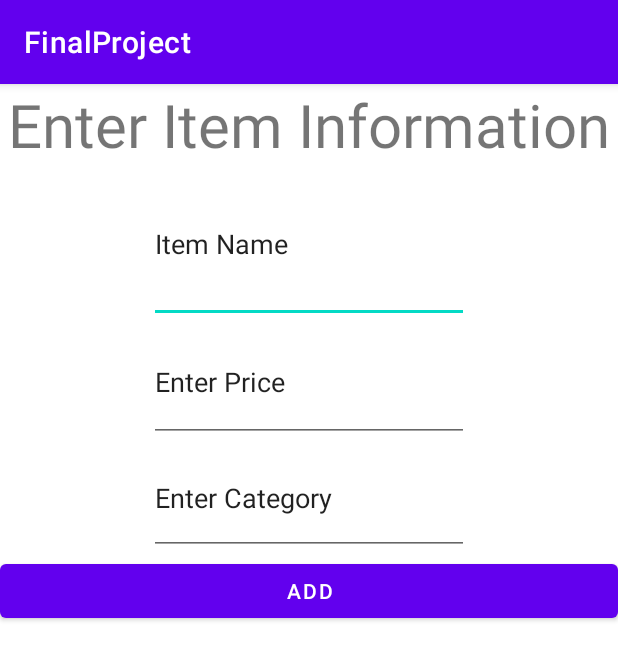
After one commit to dmbellinger/FinalProject, an Android app: the fragment AddFragment shown on its own in the app's theme, on a phone screen of 412 x 824 dp. The commit adds this screen. Shown: the top 660 px of the screen. Run offline under Robolectric (Android 15) with nearby library versions, the phone set to English and light mode, and no system bars.

Commit message:
Started UI design and fragment behaviors

```diff
--- a/app/build.gradle
+++ b/app/build.gradle
@@ -44,6 +44,8 @@ dependencies {
     implementation 'androidx.navigation:navigation-fragment-ktx:2.5.3'
     implementation 'androidx.navigation:navigation-ui-ktx:2.5.3'
     implementation 'androidx.legacy:legacy-support-v4:1.0.0'
+    implementation 'androidx.recyclerview:recyclerview:1.2.0'
+    implementation 'androidx.cardview:cardview:1.0.0'
     implementation 'androidx.lifecycle:lifecycle-livedata-ktx:2.6.1'
     implementation 'androidx.lifecycle:lifecycle-viewmodel-ktx:2.6.1'
     testImplementation 'junit:junit:4.13.2'
--- /dev/null
+++ b/app/src/main/java/com/hfad/finalproject/AddFragment.kt
@@ -0,0 +1,53 @@
+package com.hfad.finalproject
+
+import android.graphics.Color
+import android.os.Bundle
+import androidx.fragment.app.Fragment
+import android.view.LayoutInflater
+import android.view.View
+import android.view.ViewGroup
+import android.widget.Button
+import android.widget.EditText
+import android.widget.TextView
+
+/**
+ * A simple [Fragment] subclass.
+ * Use the [AddFragment.newInstance] factory method to
+ * create an instance of this fragment.
+ */
+class AddFragment : Fragment(), View.OnClickListener {
+    val items = arrayListOf<Item>()
+
+    override fun onCreate(savedInstanceState: Bundle?) {
+        super.onCreate(savedInstanceState)
+    }
+
+    override fun onCreateView(
+        inflater: LayoutInflater, container: ViewGroup?,
+        savedInstanceState: Bundle?
+    ): View? {
+        // Inflate the layout for this fragment
+        return inflater.inflate(R.layout.fragment_add, container, false)
+    }
+    override fun onViewCreated(view: View, savedInstanceState: Bundle?) {
+        super.onViewCreated(view, savedInstanceState)
+        view.findViewById<Button>(R.id.AddButton).setOnClickListener(this)
+    }
+    fun addItem() {
+        val itemName = view?.findViewById<EditText>(R.id.ItemNameInput).toString()
+        val itemPrice = view?.findViewById<EditText>(R.id.ItemPriceInput).toString().toDouble()
+        val item = Item(itemName,itemPrice)
+//        items.add(item)
+        ItemsViewModel.ItemArray.addItem(item)
+    }
+
+    override fun onClick(view: View?) {
+        addItem()
+
+    }
+    @JvmName("getItems1")
+    fun getItems(): ArrayList<Item> {
+        return items
+    }
+
+}
--- /dev/null
+++ b/app/src/main/java/com/hfad/finalproject/Item.kt
@@ -0,0 +1,3 @@
+package com.hfad.finalproject
+
+data class Item(val name: String, val price: Double)
--- a/app/src/main/java/com/hfad/finalproject/MainActivity.kt
+++ b/app/src/main/java/com/hfad/finalproject/MainActivity.kt
@@ -4,6 +4,7 @@ import androidx.appcompat.app.AppCompatActivity
 import android.os.Bundle
 
 class MainActivity : AppCompatActivity() {
+    val items = arrayListOf<Item>()
     override fun onCreate(savedInstanceState: Bundle?) {
         super.onCreate(savedInstanceState)
         setContentView(R.layout.activity_main)
--- /dev/null
+++ b/app/src/main/res/layout/fragment_add.xml
@@ -0,0 +1,51 @@
+<?xml version="1.0" encoding="utf-8"?>
+<LinearLayout xmlns:android="http://schemas.android.com/apk/res/android"
+    xmlns:tools="http://schemas.android.com/tools"
+    android:orientation="vertical"
+    android:layout_width="match_parent"
+    android:layout_height="match_parent"
+    tools:context=".AddFragment">
+
+    <TextView
+        android:id="@+id/textView4"
+        android:layout_width="wrap_content"
+        android:layout_height="wrap_content"
+        android:layout_gravity="center_horizontal"
+
+        android:text="Enter Item Information"
+        android:textSize="40dp" />
+
+    <EditText
+        android:id="@+id/ItemNameInput"
+        android:layout_width="wrap_content"
+        android:layout_height="105dp"
+        android:ems="10"
+        android:inputType="textPersonName"
+        android:layout_gravity="center_horizontal"
+        android:text="Item Name" />
+
+    <EditText
+        android:id="@+id/ItemPriceInput"
+        android:layout_width="wrap_content"
+        android:layout_height="79dp"
+        android:layout_gravity="center_horizontal"
+        android:ems="10"
+        android:inputType="numberDecimal"
+        android:text="Enter Price" />
+
+    <EditText
+        android:id="@+id/CategoryInput"
+        android:layout_width="wrap_content"
+        android:layout_height="75dp"
+        android:layout_gravity="center_horizontal"
+        android:ems="10"
+        android:inputType="textPersonName"
+        android:text="Enter Category" />
+
+    <Button
+        android:id="@+id/AddButton"
+        android:layout_width="match_parent"
+        android:layout_height="wrap_content"
+        android:text="Add" />
+
+</LinearLayout>
--- a/app/src/main/res/layout/fragment_delete.xml
+++ b/app/src/main/res/layout/fragment_delete.xml
@@ -6,9 +6,9 @@
     tools:context=".DeleteFragment">
 
     <!-- TODO: Update blank fragment layout -->
-    <TextView
+
+    <androidx.recyclerview.widget.RecyclerView
         android:layout_width="match_parent"
-        android:layout_height="match_parent"
-        android:text="@string/hello_blank_fragment" />
+        android:layout_height="match_parent" />
 
 </FrameLayout>
```
Also changed, not shown: app/src/main/java/com/hfad/finalproject/ItemAdapter.kt (added, +37 -0 lines), app/src/main/java/com/hfad/finalproject/ItemsViewModel.kt (added, +15 -0 lines), app/src/main/res/layout/fragment_main_menu.xml (+5 -5 lines), app/src/main/res/layout/fragment_view_list.xml (+41 -6 lines), app/src/main/res/layout/list_item.xml (added, +18 -0 lines), app/src/main/res/drawable/Home_screen_image.png (added).
